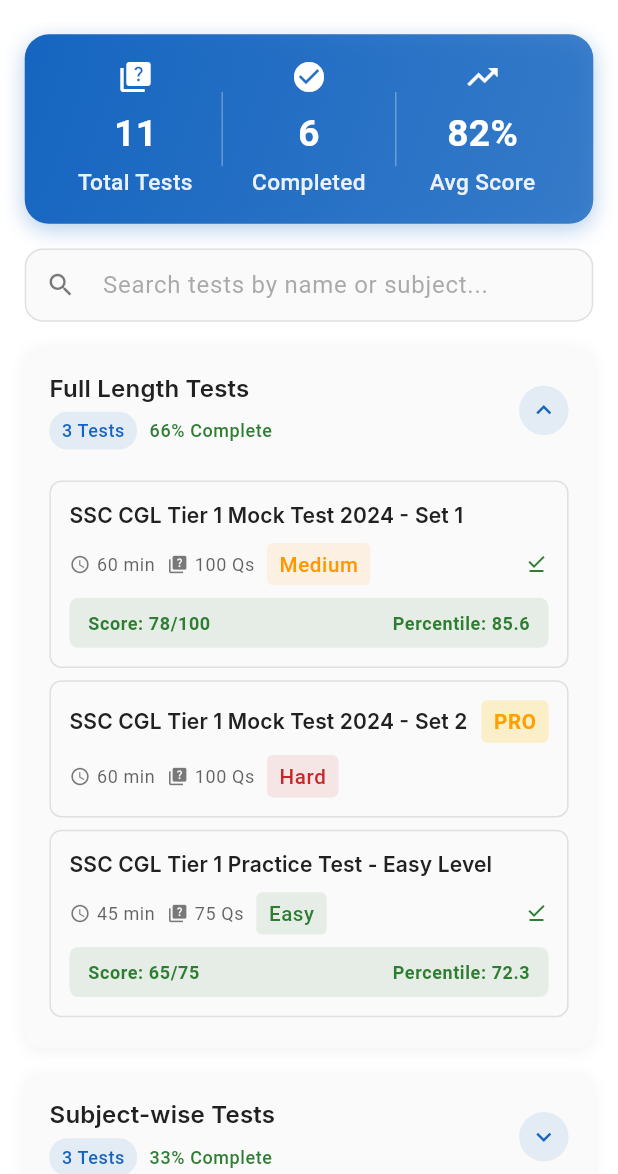
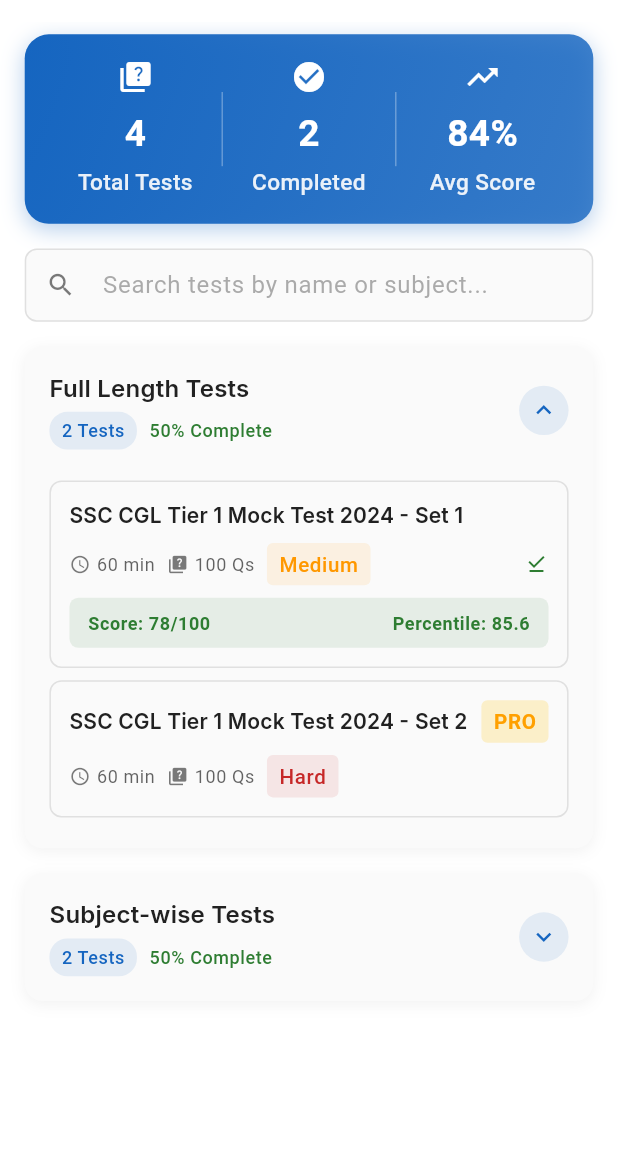
Before and after one commit to rahulrajput19614-prog/study_build_8112, a Flutter app: the TestCategoriesScreen screen opened directly, after a tap on "Full Length Tests", on a phone screen of 412 x 824 dp, the part 62-1236 px from its top. Run offline on Flutter 3.47's test engine with Material 3 defaults, Android fonts, the phone set to English and light mode, and no system bars; our stand-ins replace cached_network_image, camera, connectivity_plus, dio, file_picker, firebase_core and 11 more; accounts and stored records are empty; network calls fail.

Commit message:
Update test_categories_screen.dart

```diff
--- a/lib/presentation/test_categories_screen/test_categories_screen.dart
+++ b/lib/presentation/test_categories_screen/test_categories_screen.dart
@@ -34,7 +34,6 @@ class _TestCategoriesScreenState extends State<TestCategoriesScreen> {
     'status': 'All',
   };
 
-  bool _isRefreshing = false;
   String _selectedExam = 'SSC CGL';
 
   // Mock data for test categories
@@ -66,23 +65,10 @@ class _TestCategoriesScreenState extends State<TestCategoriesScreen> {
         'isPremium': true,
         'subject': 'All',
       },
-      {
-        'id': 3,
-        'name': 'SSC CGL Tier 1 Practice Test - Easy Level',
-        'duration': 45,
-        'questions': 75,
-        'difficulty': 'Easy',
-        'isAttempted': true,
-        'score': 65,
-        'percentile': 72.3,
-        'isOfflineAvailable': true,
-        'isPremium': false,
-        'subject': 'All',
-      },
     ],
     'Subject-wise Tests': [
       {
-        'id': 4,
+        'id': 3,
         'name': 'Quantitative Aptitude - Advanced Level',
         'duration': 30,
         'questions': 25,
@@ -95,7 +81,7 @@ class _TestCategoriesScreenState extends State<TestCategoriesScreen> {
         'subject': 'Mathematics',
       },
       {
-        'id': 5,
+        'id': 4,
         'name': 'English Comprehension - Basic to Intermediate',
         'duration': 25,
         'questions': 20,
@@ -106,88 +92,6 @@ class _TestCategoriesScreenState extends State<TestCategoriesScreen> {
         'isOfflineAvailable': false,
         'isPremium': false,
         'subject': 'English',
-      },
-      {
-        'id': 6,
-        'name': 'Logical Reasoning - Pattern Recognition',
-        'duration': 20,
-        'questions': 15,
-        'difficulty': 'Easy',
-        'isAttempted': false,
-        'score': null,
-        'percentile': null,
-        'isOfflineAvailable': true,
-        'isPremium': true,
-        'subject': 'Reasoning',
-      },
-    ],
-    'Previous Year Papers': [
-      {
-        'id': 7,
-        'name': 'SSC CGL 2023 Tier 1 - Shift 1',
-        'duration': 60,
-        'questions': 100,
-        'difficulty': 'Medium',
-        'isAttempted': true,
-        'score': 82,
-        'percentile': 88.7,
-        'isOfflineAvailable': true,
-        'isPremium': false,
-        'subject': 'All',
-      },
-      {
-        'id': 8,
-        'name': 'SSC CGL 2023 Tier 1 - Shift 2',
-        'duration': 60,
-        'questions': 100,
-        'difficulty': 'Hard',
-        'isAttempted': false,
-        'score': null,
-        'percentile': null,
-        'isOfflineAvailable': false,
-        'isPremium': false,
-        'subject': 'All',
-      },
-      {
-        'id': 9,
-        'name': 'SSC CGL 2022 Tier 1 - Complete Paper',
-        'duration': 60,
-        'questions': 100,
-        'difficulty': 'Medium',
-        'isAttempted': true,
-        'score': 75,
-        'percentile': 79.4,
-        'isOfflineAvailable': true,
-        'isPremium': false,
-        'subject': 'All',
-      },
-    ],
-    'Mock Series': [
-      {
-        'id': 10,
-        'name': 'Ultimate SSC CGL Test Series 2024',
-        'duration': 180,
-        'questions': 300,
-        'difficulty': 'Hard',
-        'isAttempted': false,
-        'score': null,
-        'percentile': null,
-        'isOfflineAvailable': false,
-        'isPremium': true,
-        'subject': 'All',
-      },
-      {
-        'id': 11,
-        'name': 'Weekly Challenge Series - Week 1',
-        'duration': 90,
-        'questions': 150,
-        'difficulty': 'Medium',
-        'isAttempted': true,
-        'score': 125,
-        'percentile': 82.1,
-        'isOfflineAvailable': true,
-        'isPremium': false,
-        'subject': 'All',
       },
     ],
   };
@@ -213,16 +117,9 @@ class _TestCategoriesScreenState extends State<TestCategoriesScreen> {
   }
 
   Future<void> _onRefresh() async {
-    setState(() {
-      _isRefreshing = true;
-    });
-
     // Simulate API call
     await Future.delayed(const Duration(seconds: 2));
-
-    setState(() {
-      _isRefreshing = false;
-    });
+    setState(() {});
   }
 
   void _toggleSection(String sectionName) {
@@ -251,39 +148,37 @@ class _TestCategoriesScreenState extends State<TestCategoriesScreen> {
       List<Map<String, dynamic>> tests) {
     List<Map<String, dynamic>> filteredTests = tests;
 
-    // Apply search filter
+    // Search filter
     if (_searchQuery.isNotEmpty) {
       filteredTests = filteredTests.where((test) {
         return (test['name'] as String).toLowerCase().contains(_searchQuery);
       }).toList();
     }
 
-    // Apply difficulty filter
+    // Difficulty filter
     if (_currentFilters['difficulty'] != 'All') {
       filteredTests = filteredTests.where((test) {
         return test['difficulty'] == _currentFilters['difficulty'];
       }).toList();
     }
 
-    // Apply subject filter
+    // Subject filter
     if (_currentFilters['subject'] != 'All') {
       filteredTests = filteredTests.where((test) {
         return test['subject'] == _currentFilters['subject'];
       }).toList();
     }
 
-    // Apply status filter
+    // Status filter
     if (_currentFilters['status'] != 'All') {
       switch (_currentFilters['status']) {
         case 'Attempted':
-          filteredTests = filteredTests
-              .where((test) => test['isAttempted'] == true)
-              .toList();
+          filteredTests =
+              filteredTests.where((test) => test['isAttempted'] == true).toList();
           break;
         case 'Not Attempted':
-          filteredTests = filteredTests
-              .where((test) => test['isAttempted'] == false)
-              .toList();
+          filteredTests =
+              filteredTests.where((test) => test['isAttempted'] == false).toList();
           break;
         case 'Offline Available':
           filteredTests = filteredTests
@@ -291,49 +186,6 @@ class _TestCategoriesScreenState extends State<TestCategoriesScreen> {
               .toList();
           break;
       }
-    }
-
-    // Apply duration filter
-    if (_currentFilters['duration'] != 'All') {
-      filteredTests = filteredTests.where((test) {
-        final duration = test['duration'] as int;
-        switch (_currentFilters['duration']) {
-          case '< 30 min':
-            return duration < 30;
-          case '30-60 min':
-            return duration >= 30 && duration <= 60;
-          case '60-120 min':
-            return duration > 60 && duration <= 120;
-          case '> 120 min':
-            return duration > 120;
-          default:
-            return true;
-        }
-      }).toList();
-    }
-
-    // Apply sorting
-    switch (_currentFilters['sortBy']) {
-      case 'Duration':
-        filteredTests.sort(
-            (a, b) => (a['duration'] as int).compareTo(b['duration'] as int));
-        break;
-      case 'Difficulty':
-        final difficultyOrder = {'Easy': 1, 'Medium': 2, 'Hard': 3};
-        filteredTests.sort((a, b) {
-          final aOrder = difficultyOrder[a['difficulty']] ?? 0;
-          final bOrder = difficultyOrder[b['difficulty']] ?? 0;
-          return aOrder.compareTo(bOrder);
-        });
-        break;
-      case 'Alphabetical':
-        filteredTests.sort(
-            (a, b) => (a['name'] as String).compareTo(b['name'] as String));
-        break;
-      case 'Recent':
-      default:
-        // Keep original order for recent
-        break;
     }
 
     return filteredTests;
@@ -402,19 +254,17 @@ class _TestCategoriesScreenState extends State<TestCategoriesScreen> {
                         final sectionName = _testData.keys.elementAt(index);
                         final sectionTests = _testData[sectionName]!;
                         final filteredTests = _getFilteredTests(sectionTests);
-                        final completionPercentage = sectionTests.isEmpty
-                            ? 0.0
-                            : (sectionTests
-                                    .where(
-                                        (test) => test['isAttempted'] == true)
-                                    .length /
-                                sectionTests.length *
-                                100);
 
                         return TestSectionWidget(
                           title: sectionName,
                           testCount: filteredTests.length,
-                          completionPercentage: completionPercentage,
+                          completionPercentage: sectionTests.isEmpty
+                              ? 0.0
+                              : (sectionTests
+                                      .where((t) => t['isAttempted'] == true)
+                                      .length /
+                                  sectionTests.length *
+                                  100),
                           tests: filteredTests,
                           isExpanded: _expandedSections[sectionName] ?? false,
                           onToggle: () => _toggleSection(sectionName),
@@ -475,8 +325,8 @@ class _TestCategoriesScreenState extends State<TestCategoriesScreen> {
             padding: EdgeInsets.all(3.w),
             child: CustomIconWidget(
               iconName: 'search',
-              color: AppTheme.lightTheme.colorScheme.onSurface
-                  .withOpacity(0.6),
+              color:
+                  AppTheme.lightTheme.colorScheme.onSurface.withOpacity(0.6),
               size: 20,
             ),
           ),
@@ -484,9 +334,7 @@ class _TestCategoriesScreenState extends State<TestCategoriesScreen> {
               ? IconButton(
                   onPressed: () {
                     _searchController.clear();
-                    setState(() {
-                      _searchQuery = '';
-                    });
+                    setState(() => _searchQuery = '');
                   },
                   icon: CustomIconWidget(
                     iconName: 'clear',
@@ -497,13 +345,6 @@ class _TestCategoriesScreenState extends State<TestCategoriesScreen> {
                 )
               : null,
           border: OutlineInputBorder(
-            borderRadius: BorderRadius.circular(12),
-            borderSide: BorderSide(
-              color: AppTheme.lightTheme.dividerColor,
-              width: 1,
-            ),
-          ),
-          enabledBorder: OutlineInputBorder(
             borderRadius: BorderRadius.circular(12),
             borderSide: BorderSide(
               color: AppTheme.lightTheme.dividerColor,
```
